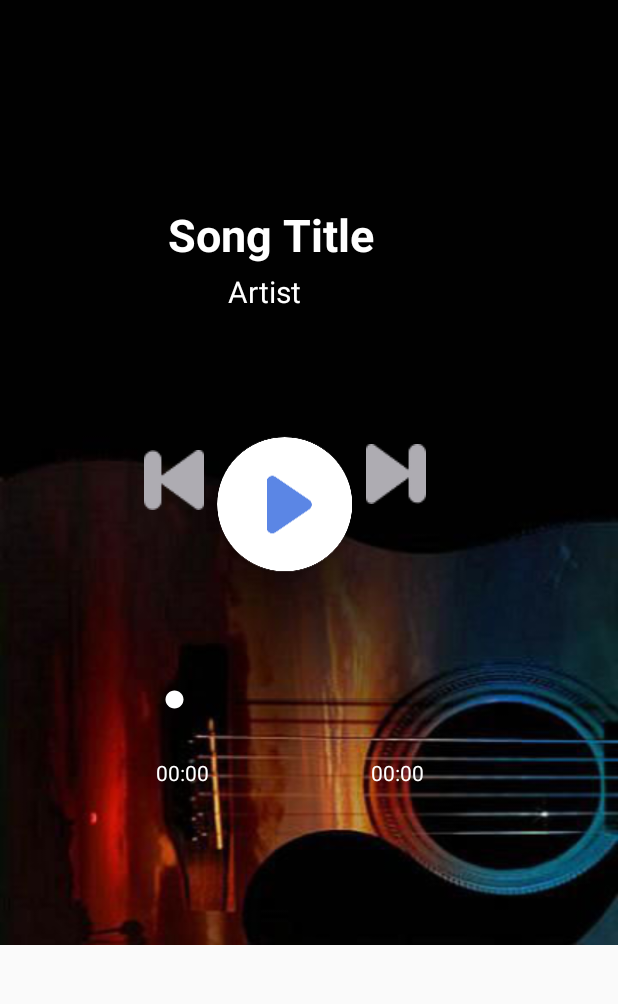
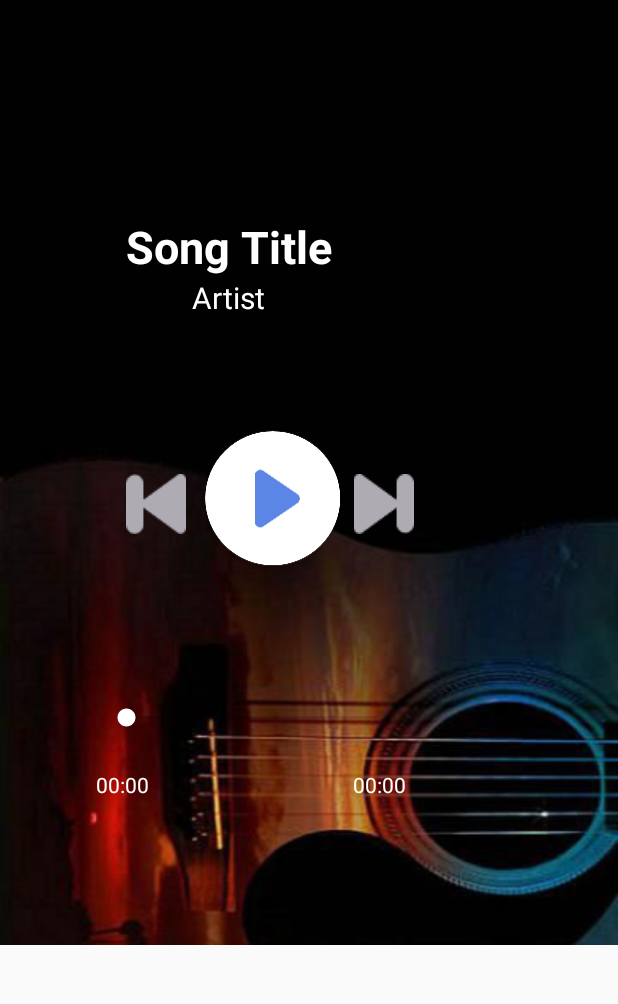
Before and after one commit to AneeshCRao/MusicPlayer_MAD, an Android app: the screen it shows after launch (MainActivity), tab 2 chosen, on a phone screen of 412 x 824 dp, the part 84-1088 px from its top. Run offline under Robolectric (Android 15) with nearby library versions, the phone set to English and light mode, and no system bars.

Commit message:
alignment changes1

```diff
--- a/app/src/main/res/layout/player.xml
+++ b/app/src/main/res/layout/player.xml
@@ -15,8 +15,8 @@
         android:id="@+id/SongNameTV"
         android:layout_width="wrap_content"
         android:layout_height="wrap_content"
-        android:layout_marginStart="96dp"
-        android:layout_marginTop="120dp"
+        android:layout_marginStart="68dp"
+        android:layout_marginTop="128dp"
         android:text="Song Title"
         android:textColor="#FFFFFF"
         android:textSize="30dp"
@@ -28,8 +28,7 @@
         android:id="@+id/ArtistNameTV"
         android:layout_width="wrap_content"
         android:layout_height="wrap_content"
-        android:layout_marginStart="136dp"
-        android:layout_marginTop="4dp"
+        android:layout_marginStart="112dp"
         android:text="Artist"
         android:textColor="#FFFFFF"
         android:textSize="20dp"
@@ -42,7 +41,8 @@
         android:layout_width="40dp"
         android:layout_height="40dp"
 
-        android:layout_marginTop="284dp"
+        android:layout_marginTop="300dp"
+        android:layout_marginEnd="4dp"
         android:background="@drawable/prevsongbutton"
         app:layout_constraintEnd_toStartOf="@+id/btnPlay"
         app:layout_constraintTop_toTopOf="parent" />
@@ -51,8 +51,8 @@
         android:id="@+id/btnPlay"
         android:layout_width="wrap_content"
         android:layout_height="107dp"
-        android:layout_marginStart="120dp"
-        android:layout_marginTop="108dp"
+        android:layout_marginStart="112dp"
+        android:layout_marginTop="96dp"
         android:background="@drawable/playbutton"
         app:layout_constraintStart_toStartOf="parent"
         app:layout_constraintTop_toBottomOf="@+id/SongNameTV" />
@@ -63,7 +63,7 @@
         android:layout_width="40dp"
         android:layout_height="40dp"
 
-        android:layout_marginTop="280dp"
+        android:layout_marginTop="300dp"
         android:background="@drawable/nextsongbutton"
         app:layout_constrainedWidth="false"
         app:layout_constraintStart_toEndOf="@+id/btnPlay"
@@ -74,8 +74,8 @@
         android:id="@+id/seekBar"
         android:layout_width="199dp"
         android:layout_height="37dp"
-        android:layout_marginStart="84dp"
-        android:layout_marginTop="56dp"
+        android:layout_marginStart="52dp"
+        android:layout_marginTop="72dp"
         android:outlineAmbientShadowColor="@color/design_default_color_primary_dark"
         android:outlineSpotShadowColor="@color/design_default_color_primary_dark"
         android:thumbTint="@color/white"
@@ -86,8 +86,8 @@
         android:id="@+id/timerTV"
         android:layout_width="wrap_content"
         android:layout_height="wrap_content"
-        android:layout_marginStart="88dp"
-        android:layout_marginTop="20dp"
+        android:layout_marginStart="48dp"
+        android:layout_marginTop="16dp"
         android:text="00:00"
         android:textColor="#FFFFFF"
         app:layout_constraintStart_toStartOf="parent"
@@ -97,8 +97,8 @@
         android:id="@+id/fullTimerTV"
         android:layout_width="wrap_content"
         android:layout_height="wrap_content"
-        android:layout_marginStart="108dp"
-        android:layout_marginTop="20dp"
+        android:layout_marginStart="136dp"
+        android:layout_marginTop="16dp"
         android:text="00:00"
         android:textColor="#FFFFFF"
         app:layout_constraintStart_toEndOf="@+id/timerTV"
```
